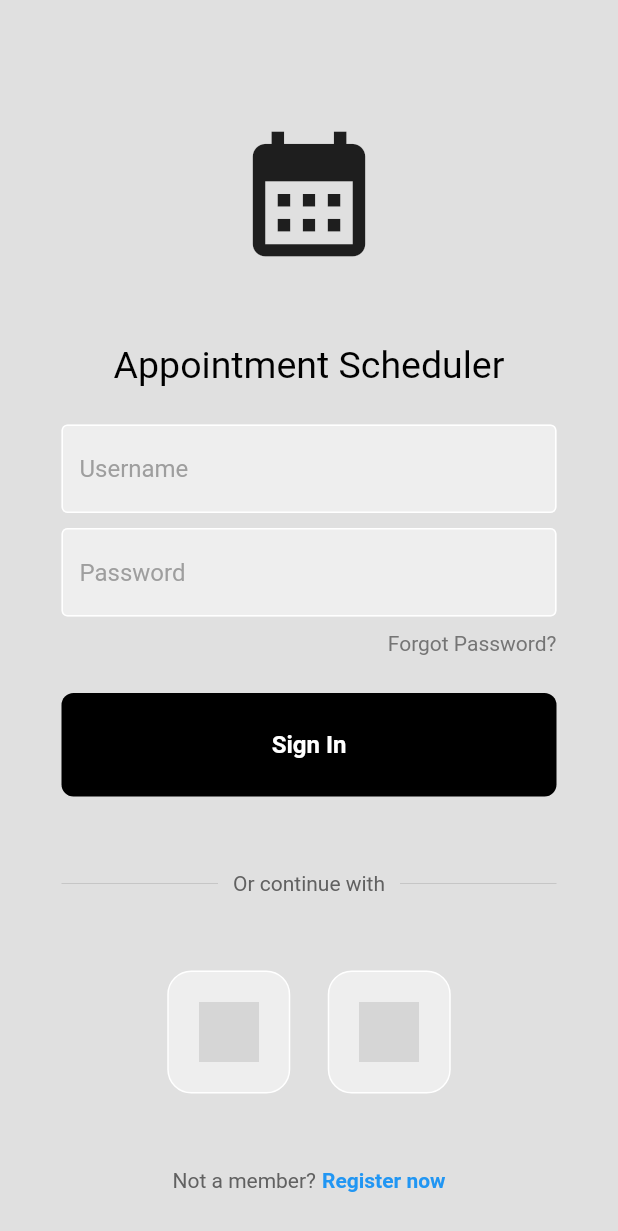
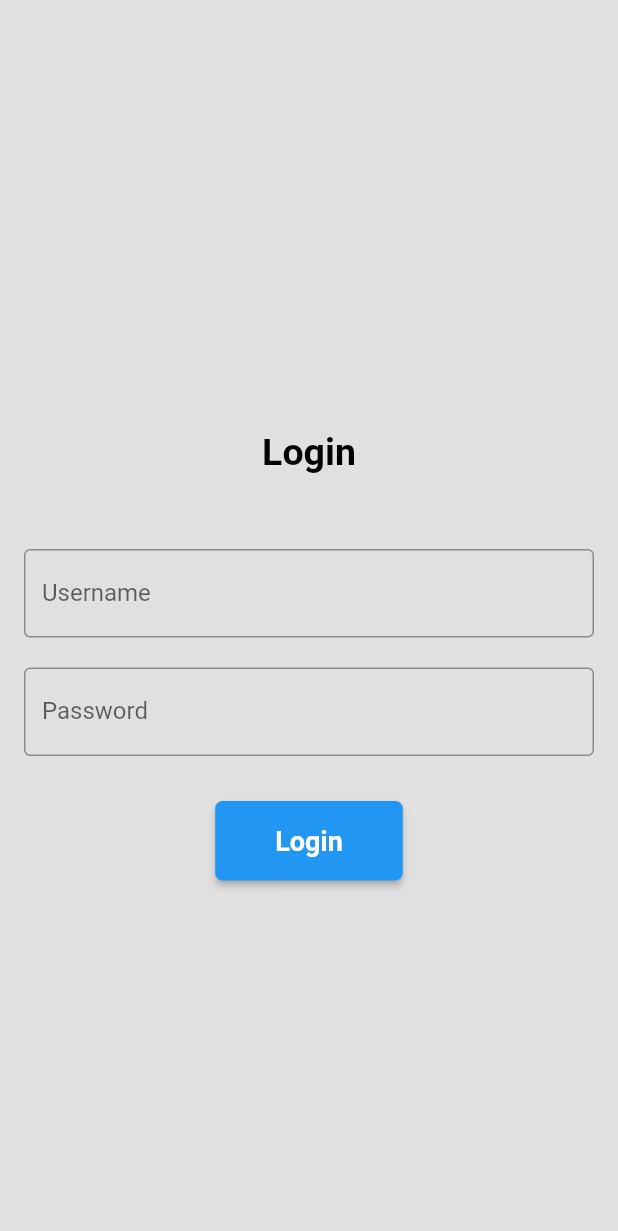
Before and after one commit to fandialanmelanie/appointment_scheduler, a Flutter app: the loginScreen screen opened directly, on a phone screen of 412 x 824 dp. Shown: the top 1231 px of the screen. Run offline on Flutter 3.47's test engine with Material 2 defaults, Android fonts, the phone set to English and light mode, and no system bars; grey boxes are pictures that could not be loaded.

Commit message:
screens added

```diff
--- a/lib/screens/MyButton.dart
+++ b/lib/screens/MyButton.dart
@@ -3,7 +3,7 @@ import 'package:flutter/material.dart';
 class MyButton extends StatelessWidget {
   final Function()? onTap;
 
-  const MyButton({super.key, required this.onTap});
+  const MyButton({super.key, required this.onTap, required String text});
 
   @override
   Widget build(BuildContext context) {
--- a/lib/screens/loginScreen.dart
+++ b/lib/screens/loginScreen.dart
@@ -1,16 +1,8 @@
+import 'package:appointment_scheduler/screens/dashboardScreen.dart';
 import 'package:flutter/material.dart';
 
-import 'MyButton.dart';
-import 'MyTextField.dart';
-import 'RegistrationPage.dart';
-import 'SquareTile.dart';
-
 class loginScreen extends StatelessWidget {
-  loginScreen({Key? key}) : super(key: key);
-
-  // text editing controllers
-  final usernameController = TextEditingController();
-  final passwordController = TextEditingController();
+  const loginScreen({Key? key}) : super(key: key);
 
   @override
   Widget build(BuildContext context) {
@@ -25,145 +17,59 @@ class loginScreen extends StatelessWidget {
                 mainAxisAlignment: MainAxisAlignment.center,
                 children: [
                   const SizedBox(height: 50),
-
-                  // logo
-                  const Icon(
-                    Icons.calendar_month,
-                    size: 100,
-                  ),
-
-                  const SizedBox(height: 50),
-
-                  // welcome back, you've been missed!
                   Text(
-                    'Appointment Scheduler',
+                    'Login',
                     style: TextStyle(
                       color: Colors.black,
                       fontSize: 25,
+                      fontWeight: FontWeight.bold,
                     ),
                   ),
-
-                  const SizedBox(height: 25),
-
-                  // username textfield
-                  MyTextField(
-                    controller: usernameController,
-                    hintText: 'Username',
-                    obscureText: false,
-                  ),
-
-                  const SizedBox(height: 10),
-
-                  // password textfield
-                  MyTextField(
-                    controller: passwordController,
-                    hintText: 'Password',
-                    obscureText: true,
-                  ),
-
-                  const SizedBox(height: 10),
-
-                  // forgot password?
-                  Padding(
-                    padding: const EdgeInsets.symmetric(horizontal: 25.0),
-                    child: Row(
-                      mainAxisAlignment: MainAxisAlignment.end,
-                      children: [
-                        Text(
-                          'Forgot Password?',
-                          style: TextStyle(color: Colors.grey[600]),
-                        ),
-                      ],
+                  const SizedBox(height: 50),
+                  TextField(
+                    decoration: InputDecoration(
+                      hintText: 'Username',
+                      labelText: 'Username',
+                      border: OutlineInputBorder(),
                     ),
                   ),
-
-                  const SizedBox(height: 25),
-
-                  // sign in button
-                  MyButton(
-                    onTap: () {
-                      // Perform sign-in logic
-                    },
-                  ),
-
-                  const SizedBox(height: 50),
-
-                  // or continue with
-                  Padding(
-                    padding: const EdgeInsets.symmetric(horizontal: 25.0),
-                    child: Row(
-                      children: [
-                        Expanded(
-                          child: Divider(
-                            thickness: 0.5,
-                            color: Colors.grey[400],
-                          ),
-                        ),
-                        Padding(
-                          padding: const EdgeInsets.symmetric(horizontal: 10.0),
-                          child: Text(
-                            'Or continue with',
-                            style: TextStyle(color: Colors.grey[700]),
-                          ),
-                        ),
-                        Expanded(
-                          child: Divider(
-                            thickness: 0.5,
-                            color: Colors.grey[400],
-                          ),
-                        ),
-                      ],
+                  const SizedBox(height: 20),
+                  TextField(
+                    obscureText: true,
+                    decoration: InputDecoration(
+                      hintText: 'Password',
+                      labelText: 'Password',
+                      border: OutlineInputBorder(),
                     ),
                   ),
-
-                  const SizedBox(height: 50),
-
-                  // google + apple sign in buttons
-                  Row(
-                    mainAxisAlignment: MainAxisAlignment.center,
-                    children: const [
-                      // google button
-                      SquareTile(imagePath: 'lib/images/google.png'),
-
-                      SizedBox(width: 25),
-
-                      // apple button
-                      SquareTile(imagePath: 'lib/images/apple.png')
-                    ],
-                  ),
-
-                  const SizedBox(height: 50),
-
-                  // not a member? register now
-                  GestureDetector(
-                    onTap: () {
-                      // Navigate to the registration screen
+                  const SizedBox(height: 30),
+                  ElevatedButton(
+                    onPressed: () {
+                      // Navigate to the destination page
                       Navigator.push(
                         context,
                         MaterialPageRoute(
-                          builder: (context) => RegistrationPage(
-                            email: usernameController.text,
-                            password: passwordController.text,
-                          ),
+                          builder: (context) => dashboardScreen(),
                         ),
                       );
                     },
-                    child: Row(
-                      mainAxisAlignment: MainAxisAlignment.center,
-                      children: [
-                        Text(
-                          'Not a member?',
-                          style: TextStyle(color: Colors.grey[700]),
-                        ),
-                        const SizedBox(width: 4),
-                        Text(
-                          'Register now',
-                          style: TextStyle(
-                            color: Colors.blue,
-                            fontWeight: FontWeight.bold,
-                          ),
-                        ),
-                      ],
+                    style: ElevatedButton.styleFrom(
+                      padding: const EdgeInsets.symmetric(
+                        vertical: 16.0,
+                        horizontal: 40.0,
+                      ),
+                      shape: RoundedRectangleBorder(
+                        borderRadius: BorderRadius.circular(5.0),
+                      ),
+                      primary: Colors.blue,
+                    ),
+                    child: Text(
+                      'Login',
+                      style: TextStyle(
+                        fontSize: 18,
+                        fontWeight: FontWeight.bold,
+                        color: Colors.white,
+                      ),
                     ),
                   ),
                 ],
--- a/pubspec.yaml
+++ b/pubspec.yaml
@@ -65,6 +65,8 @@ flutter:
      - assets/images/logo.png
      - assets/images/logo (black)clear BG.png
      - assets/images/5856.jpg
+     - assets/images/apple logo.png
+     - assets/images/google.png
 
 
   # An image asset can refer to one or more resolution-specific "variants", see
```
Also changed, not shown: lib/screens/RegistrationPage.dart (+53 -27 lines), lib/screens/welcomeScreen.dart (+6 -6 lines).
